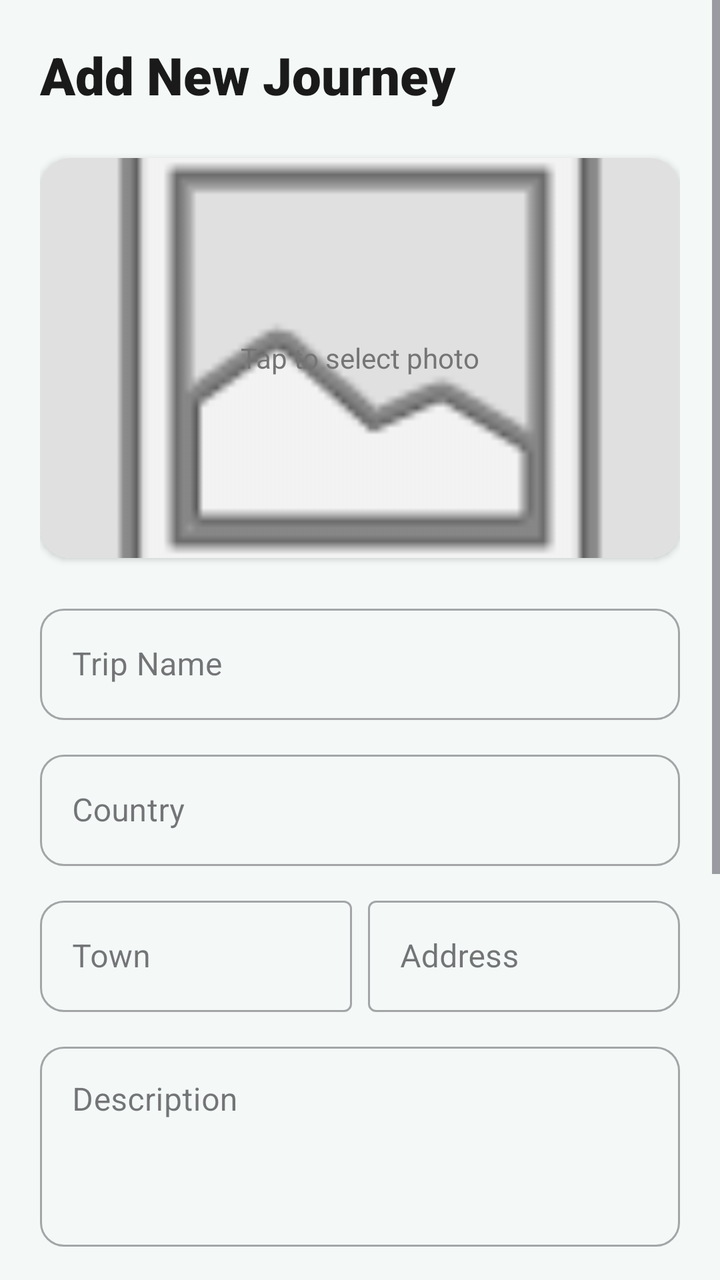
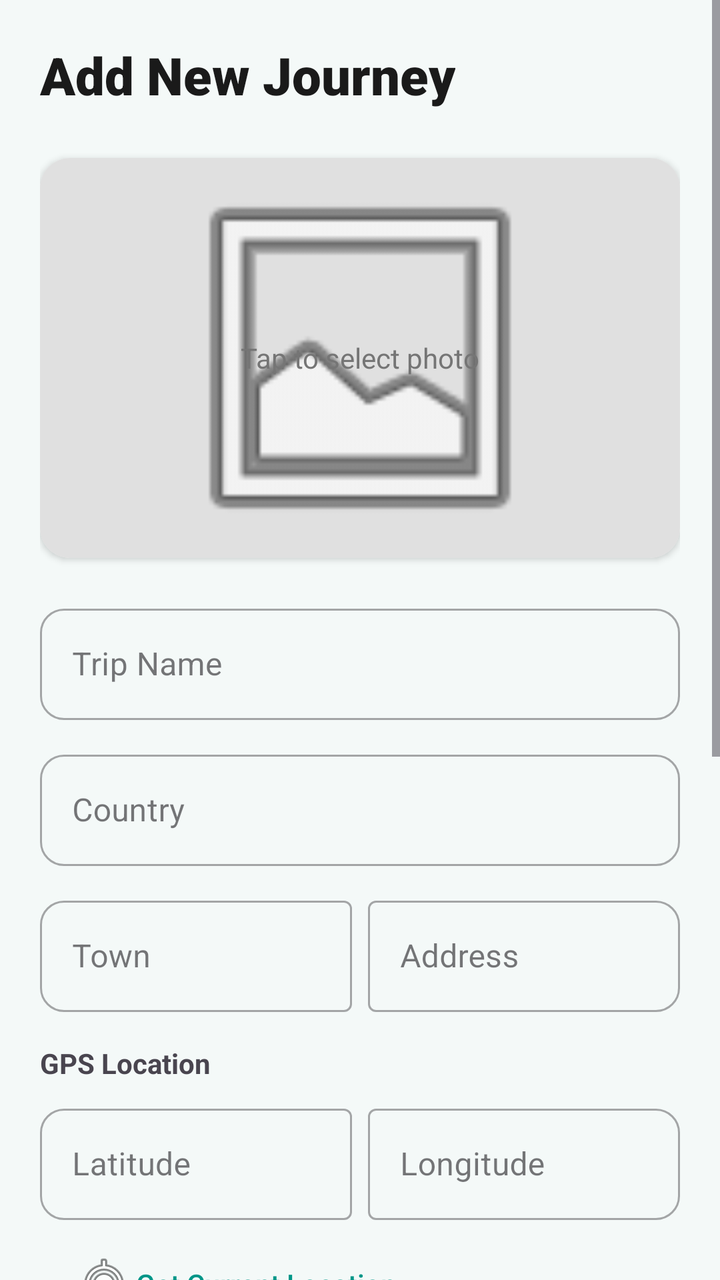

Screens rendered from an Android XML layout before and after an edit, with the pre-edit source and the edit as a unified diff.
<!-- AndroidManifest.xml: application theme Theme.Larafinal -->
<!-- res/layout/activity_add.xml -->
<?xml version="1.0" encoding="utf-8"?>
<androidx.coordinatorlayout.widget.CoordinatorLayout
    xmlns:android="http://schemas.android.com/apk/res/android"
    xmlns:app="http://schemas.android.com/apk/res-auto"
    xmlns:tools="http://schemas.android.com/tools"
    android:layout_width="match_parent"
    android:layout_height="match_parent"
    android:background="#F4F9F8"
    tools:context=".AddJourneyActivity">

    <ScrollView
        android:layout_width="match_parent"
        android:layout_height="match_parent"
        android:fillViewport="true">

        <LinearLayout
            android:layout_width="match_parent"
            android:layout_height="wrap_content"
            android:orientation="vertical"
            android:padding="20dp">

            <TextView
                android:id="@+id/tvHeader"
                android:layout_width="wrap_content"
                android:layout_height="wrap_content"
                android:text="Add New Journey"
                android:textSize="26sp"
                android:textStyle="bold"
                android:textColor="#1A1A1A"
                android:layout_marginBottom="24dp"
                android:fontFamily="sans-serif-black"/>

            <androidx.cardview.widget.CardView
                android:layout_width="match_parent"
                android:layout_height="200dp"
                app:cardCornerRadius="15dp"
                app:cardElevation="2dp"
                android:layout_marginBottom="20dp">

                <ImageView
                    android:id="@+id/ivTripImage"
                    android:layout_width="match_parent"
                    android:layout_height="match_parent"
                    android:scaleType="centerCrop"
                    android:src="@android:drawable/ic_menu_gallery"
                    android:background="#E0E0E0" />

                <TextView
                    android:layout_width="wrap_content"
                    android:layout_height="wrap_content"
                    android:text="Tap to select photo"
                    android:layout_gravity="center"
                    android:textColor="#757575"/>
            </androidx.cardview.widget.CardView>

            <com.google.android.material.textfield.TextInputLayout
                style="@style/Widget.MaterialComponents.TextInputLayout.OutlinedBox"
                android:layout_width="match_parent"
                android:layout_height="wrap_content"
                android:layout_marginBottom="12dp"
                app:boxCornerRadiusBottomEnd="12dp"
                app:boxCornerRadiusBottomStart="12dp"
                app:boxCornerRadiusTopEnd="12dp"
                app:boxCornerRadiusTopStart="12dp">

                <com.google.android.material.textfield.TextInputEditText
                    android:id="@+id/etTripName"
                    android:layout_width="match_parent"
                    android:layout_height="wrap_content"
                    android:hint="Trip Name" />
            </com.google.android.material.textfield.TextInputLayout>

            <com.google.android.material.textfield.TextInputLayout
                style="@style/Widget.MaterialComponents.TextInputLayout.OutlinedBox"
                android:layout_width="match_parent"
                android:layout_height="wrap_content"
                android:layout_marginBottom="12dp"
                app:boxCornerRadiusBottomEnd="12dp"
                app:boxCornerRadiusBottomStart="12dp"
                app:boxCornerRadiusTopEnd="12dp"
                app:boxCornerRadiusTopStart="12dp">

                <com.google.android.material.textfield.TextInputEditText
                    android:id="@+id/etcountry"
                    android:layout_width="match_parent"
                    android:layout_height="wrap_content"
                    android:hint="Country" />
            </com.google.android.material.textfield.TextInputLayout>

            <LinearLayout
                android:layout_width="match_parent"
                android:layout_height="wrap_content"
                android:orientation="horizontal">

                <com.google.android.material.textfield.TextInputLayout
                    style="@style/Widget.MaterialComponents.TextInputLayout.OutlinedBox"
                    android:layout_width="0dp"
                    android:layout_height="wrap_content"
                    android:layout_weight="1"
                    android:layout_marginEnd="8dp"
                    app:boxCornerRadiusTopStart="12dp"
                    app:boxCornerRadiusBottomStart="12dp">

                    <com.google.android.material.textfield.TextInputEditText
                        android:id="@+id/etTown"
                        android:layout_width="match_parent"
                        android:layout_height="wrap_content"
                        android:hint="Town" />
                </com.google.android.material.textfield.TextInputLayout>

                <com.google.android.material.textfield.TextInputLayout
                    style="@style/Widget.MaterialComponents.TextInputLayout.OutlinedBox"
                    android:layout_width="0dp"
                    android:layout_height="wrap_content"
                    android:layout_weight="1"
                    app:boxCornerRadiusTopEnd="12dp"
                    app:boxCornerRadiusBottomEnd="12dp">

                    <com.google.android.material.textfield.TextInputEditText
                        android:id="@+id/etAddress"
                        android:layout_width="match_parent"
                        android:layout_height="wrap_content"
                        android:hint="Address" />
                </com.google.android.material.textfield.TextInputLayout>
            </LinearLayout>

            <com.google.android.material.textfield.TextInputLayout
                style="@style/Widget.MaterialComponents.TextInputLayout.OutlinedBox"
                android:layout_width="match_parent"
                android:layout_height="wrap_content"
                android:layout_marginTop="12dp"
                android:layout_marginBottom="20dp"
                app:boxCornerRadiusBottomEnd="12dp"
                app:boxCornerRadiusBottomStart="12dp"
                app:boxCornerRadiusTopEnd="12dp"
                app:boxCornerRadiusTopStart="12dp">

                <com.google.android.material.textfield.TextInputEditText
                    android:id="@+id/etDescription"
                    android:layout_width="match_parent"
                    android:layout_height="100dp"
                    android:gravity="top"
                    android:hint="Description" />
            </com.google.android.material.textfield.TextInputLayout>

            <TextView
                android:id="@+id/tvTripType"
                android:layout_width="wrap_content"
                android:layout_height="wrap_content"
                android:text="Trip Type"
                android:textStyle="bold"
                android:layout_marginBottom="8dp"/>

            <RadioGroup
                android:id="@+id/rgTripType"
                android:layout_width="match_parent"
                android:layout_height="wrap_content"
                android:orientation="horizontal"
                android:layout_marginBottom="20dp">

                <RadioButton android:id="@+id/rbBusiness" android:layout_width="wrap_content" android:layout_height="wrap_content" android:text="Business" android:layout_marginEnd="10dp"/>
                <RadioButton android:id="@+id/rbLeisure" android:layout_width="wrap_content" android:layout_height="wrap_content" android:text="Leisure" android:layout_marginEnd="10dp"/>
                <RadioButton android:id="@+id/rbFamily" android:layout_width="wrap_content" android:layout_height="wrap_content" android:text="Family"/>
            </RadioGroup>

            <TextView
                android:id="@+id/tvRating"
                android:layout_width="wrap_content"
                android:layout_height="wrap_content"
                android:text="Rating"
                android:textStyle="bold"/>

            <com.google.android.material.slider.Slider
                android:id="@+id/sliderRating"
                android:layout_width="match_parent"
                android:layout_height="wrap_content"
                android:valueFrom="0.0"
                android:valueTo="5.0"
                android:stepSize="0.5"
                app:thumbColor="#4DB6AC"
                app:trackColorActive="#4DB6AC" />

            <TextView
                android:id="@+id/tvReviews"
                android:layout_width="wrap_content"
                android:layout_height="wrap_content"
                android:text="Reviews"
                android:textStyle="bold"
                android:layout_marginBottom="8dp" />

            <androidx.appcompat.widget.AppCompatButton
                android:id="@+id/btnSaveTrip"
                android:layout_width="match_parent"
                android:layout_height="55dp"
                android:layout_marginTop="30dp"

                android:text="Save Journey"
                android:textAllCaps="false"
                android:textColor="#009688"
                android:textSize="18sp"
                android:textStyle="bold" />

            <androidx.recyclerview.widget.RecyclerView
                android:id="@+id/rvReviews"
                android:layout_width="match_parent"
                android:layout_height="wrap_content"
                android:nestedScrollingEnabled="false" >

                <androidx.appcompat.widget.AppCompatButton
                    android:id="@+id/btnContinue"
                    android:layout_width="match_parent"
                    android:layout_height="55dp"
                    android:layout_marginTop="12dp"
                    android:layout_marginBottom="20dp"
                    android:background="@android:color/transparent"
                    android:text="Continue"
                    android:textAllCaps="false"
                    android:textColor="#4DB6AC"
                    android:textSize="18sp"
                    android:textStyle="bold" />
            </androidx.recyclerview.widget.RecyclerView>

        </LinearLayout>
    </ScrollView>
</androidx.coordinatorlayout.widget.CoordinatorLayout>
<!-- resources referenced by this layout -->
<resources>
  <style name="Theme.Larafinal" parent="Base.Theme.Larafinal" />
  <style name="Base.Theme.Larafinal" parent="Theme.Material3.DayNight.NoActionBar">
          
          
      </style>
</resources>

<!-- the commit's change to res/layout/activity_add.xml (unified diff, before → after) -->
@@ -1,6 +1,5 @@
 <?xml version="1.0" encoding="utf-8"?>
-<androidx.coordinatorlayout.widget.CoordinatorLayout
-    xmlns:android="http://schemas.android.com/apk/res/android"
+<androidx.coordinatorlayout.widget.CoordinatorLayout xmlns:android="http://schemas.android.com/apk/res/android"
     xmlns:app="http://schemas.android.com/apk/res-auto"
     xmlns:tools="http://schemas.android.com/tools"
     android:layout_width="match_parent"
@@ -23,34 +22,34 @@
                 android:id="@+id/tvHeader"
                 android:layout_width="wrap_content"
                 android:layout_height="wrap_content"
+                android:layout_marginBottom="24dp"
+                android:fontFamily="sans-serif-black"
                 android:text="Add New Journey"
+                android:textColor="#1A1A1A"
                 android:textSize="26sp"
-                android:textStyle="bold"
-                android:textColor="#1A1A1A"
-                android:layout_marginBottom="24dp"
-                android:fontFamily="sans-serif-black"/>
+                android:textStyle="bold" />
 
             <androidx.cardview.widget.CardView
                 android:layout_width="match_parent"
                 android:layout_height="200dp"
+                android:layout_marginBottom="20dp"
                 app:cardCornerRadius="15dp"
-                app:cardElevation="2dp"
-                android:layout_marginBottom="20dp">
+                app:cardElevation="2dp">
 
                 <ImageView
                     android:id="@+id/ivTripImage"
                     android:layout_width="match_parent"
                     android:layout_height="match_parent"
-                    android:scaleType="centerCrop"
-                    android:src="@android:drawable/ic_menu_gallery"
-                    android:background="#E0E0E0" />
+                    android:background="#E0E0E0"
+                    android:scaleType="fitCenter"
+                    android:src="@android:drawable/ic_menu_gallery" />
 
                 <TextView
                     android:layout_width="wrap_content"
                     android:layout_height="wrap_content"
+                    android:layout_gravity="center"
                     android:text="Tap to select photo"
-                    android:layout_gravity="center"
-                    android:textColor="#757575"/>
+                    android:textColor="#757575" />
             </androidx.cardview.widget.CardView>
 
             <com.google.android.material.textfield.TextInputLayout
@@ -96,10 +95,10 @@
                     style="@style/Widget.MaterialComponents.TextInputLayout.OutlinedBox"
                     android:layout_width="0dp"
                     android:layout_height="wrap_content"
-                    android:layout_weight="1"
                     android:layout_marginEnd="8dp"
-                    app:boxCornerRadiusTopStart="12dp"
-                    app:boxCornerRadiusBottomStart="12dp">
+                    android:layout_weight="1"
+                    app:boxCornerRadiusBottomStart="12dp"
+                    app:boxCornerRadiusTopStart="12dp">
 
                     <com.google.android.material.textfield.TextInputEditText
                         android:id="@+id/etTown"
@@ -113,8 +112,8 @@
                     android:layout_width="0dp"
                     android:layout_height="wrap_content"
                     android:layout_weight="1"
-                    app:boxCornerRadiusTopEnd="12dp"
-                    app:boxCornerRadiusBottomEnd="12dp">
+                    app:boxCornerRadiusBottomEnd="12dp"
+                    app:boxCornerRadiusTopEnd="12dp">
 
                     <com.google.android.material.textfield.TextInputEditText
                         android:id="@+id/etAddress"
@@ -123,6 +122,68 @@
                         android:hint="Address" />
                 </com.google.android.material.textfield.TextInputLayout>
             </LinearLayout>
+
+            
+            <TextView
+                android:layout_width="wrap_content"
+                android:layout_height="wrap_content"
+                android:layout_marginTop="16dp"
+                android:layout_marginBottom="8dp"
+                android:text="GPS Location"
+                android:textStyle="bold" />
+
+            <LinearLayout
+                android:layout_width="match_parent"
+                android:layout_height="wrap_content"
+                android:orientation="horizontal"
+                android:layout_marginBottom="8dp">
+
+                <com.google.android.material.textfield.TextInputLayout
+                    style="@style/Widget.MaterialComponents.TextInputLayout.OutlinedBox"
+                    android:layout_width="0dp"
+                    android:layout_height="wrap_content"
+                    android:layout_marginEnd="8dp"
+                    android:layout_weight="1"
+                    app:boxCornerRadiusBottomStart="12dp"
+                    app:boxCornerRadiusTopStart="12dp">
+
+                    <com.google.android.material.textfield.TextInputEditText
+                        android:id="@+id/etLatitude"
+                        android:layout_width="match_parent"
+                        android:layout_height="wrap_content"
+                        android:hint="Latitude"
+                        android:inputType="numberDecimal|numberSigned" />
+                </com.google.android.material.textfield.TextInputLayout>
+
+                <com.google.android.material.textfield.TextInputLayout
+                    style="@style/Widget.MaterialComponents.TextInputLayout.OutlinedBox"
+                    android:layout_width="0dp"
+                    android:layout_height="wrap_content"
+                    android:layout_weight="1"
+                    app:boxCornerRadiusBottomEnd="12dp"
+                    app:boxCornerRadiusTopEnd="12dp">
+
+                    <com.google.android.material.textfield.TextInputEditText
+                        android:id="@+id/etLongitude"
+                        android:layout_width="match_parent"
+                        android:layout_height="wrap_content"
+                        android:hint="Longitude"
+                        android:inputType="numberDecimal|numberSigned" />
+                </com.google.android.material.textfield.TextInputLayout>
+            </LinearLayout>
+
+            <androidx.appcompat.widget.AppCompatButton
+                android:id="@+id/btnGetLocation"
+                android:layout_width="match_parent"
+                android:layout_height="wrap_content"
+                android:layout_marginBottom="12dp"
+                android:text="Get Current Location"
+                android:textAllCaps="false"
+                android:textColor="#009688"
+                android:background="?attr/selectableItemBackground"
+                android:drawableStart="@android:drawable/ic_menu_mylocation"
+                android:paddingStart="16dp"
+                android:gravity="start|center_vertical" />
 
             <com.google.android.material.textfield.TextInputLayout
                 style="@style/Widget.MaterialComponents.TextInputLayout.OutlinedBox"
@@ -147,20 +208,36 @@
                 android:id="@+id/tvTripType"
                 android:layout_width="wrap_content"
                 android:layout_height="wrap_content"
+                android:layout_marginBottom="8dp"
                 android:text="Trip Type"
-                android:textStyle="bold"
-                android:layout_marginBottom="8dp"/>
+                android:textStyle="bold" />
 
             <RadioGroup
                 android:id="@+id/rgTripType"
                 android:layout_width="match_parent"
                 android:layout_height="wrap_content"
-                android:orientation="horizontal"
-                android:layout_marginBottom="20dp">
-
-                <RadioButton android:id="@+id/rbBusiness" android:layout_width="wrap_content" android:layout_height="wrap_content" android:text="Business" android:layout_marginEnd="10dp"/>
-                <RadioButton android:id="@+id/rbLeisure" android:layout_width="wrap_content" android:layout_height="wrap_content" android:text="Leisure" android:layout_marginEnd="10dp"/>
-                <RadioButton android:id="@+id/rbFamily" android:layout_width="wrap_content" android:layout_height="wrap_content" android:text="Family"/>
+                android:layout_marginBottom="20dp"
+                android:orientation="horizontal">
+
+                <RadioButton
+                    android:id="@+id/rbBusiness"
+                    android:layout_width="wrap_content"
+                    android:layout_height="wrap_content"
+                    android:layout_marginEnd="10dp"
+                    android:text="Business" />
+
+                <RadioButton
+                    android:id="@+id/rbLeisure"
+                    android:layout_width="wrap_content"
+                    android:layout_height="wrap_content"
+                    android:layout_marginEnd="10dp"
+                    android:text="Leisure" />
+
+                <RadioButton
+                    android:id="@+id/rbFamily"
+                    android:layout_width="wrap_content"
+                    android:layout_height="wrap_content"
+                    android:text="Family" />
             </RadioGroup>
 
             <TextView
@@ -168,58 +245,29 @@
                 android:layout_width="wrap_content"
                 android:layout_height="wrap_content"
                 android:text="Rating"
-                android:textStyle="bold"/>
+                android:textStyle="bold" />
 
             <com.google.android.material.slider.Slider
                 android:id="@+id/sliderRating"
                 android:layout_width="match_parent"
                 android:layout_height="wrap_content"
+                android:stepSize="0.5"
                 android:valueFrom="0.0"
                 android:valueTo="5.0"
-                android:stepSize="0.5"
                 app:thumbColor="#4DB6AC"
                 app:trackColorActive="#4DB6AC" />
 
-            <TextView
-                android:id="@+id/tvReviews"
-                android:layout_width="wrap_content"
-                android:layout_height="wrap_content"
-                android:text="Reviews"
-                android:textStyle="bold"
-                android:layout_marginBottom="8dp" />
-
             <androidx.appcompat.widget.AppCompatButton
                 android:id="@+id/btnSaveTrip"
                 android:layout_width="match_parent"
                 android:layout_height="55dp"
                 android:layout_marginTop="30dp"
-
                 android:text="Save Journey"
                 android:textAllCaps="false"
                 android:textColor="#009688"
                 android:textSize="18sp"
                 android:textStyle="bold" />
 
-            <androidx.recyclerview.widget.RecyclerView
-                android:id="@+id/rvReviews"
-                android:layout_width="match_parent"
-                android:layout_height="wrap_content"
-                android:nestedScrollingEnabled="false" >
-
-                <androidx.appcompat.widget.AppCompatButton
-                    android:id="@+id/btnContinue"
-                    android:layout_width="match_parent"
-                    android:layout_height="55dp"
-                    android:layout_marginTop="12dp"
-                    android:layout_marginBottom="20dp"
-                    android:background="@android:color/transparent"
-                    android:text="Continue"
-                    android:textAllCaps="false"
-                    android:textColor="#4DB6AC"
-                    android:textSize="18sp"
-                    android:textStyle="bold" />
-            </androidx.recyclerview.widget.RecyclerView>
-
         </LinearLayout>
     </ScrollView>
 </androidx.coordinatorlayout.widget.CoordinatorLayout>
